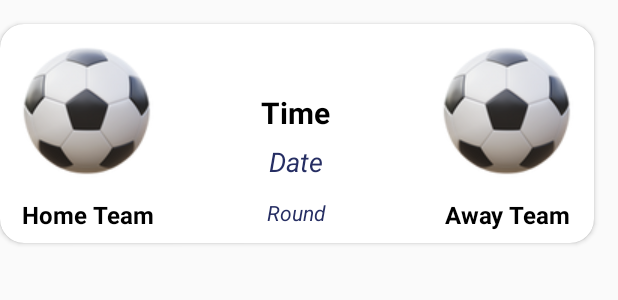
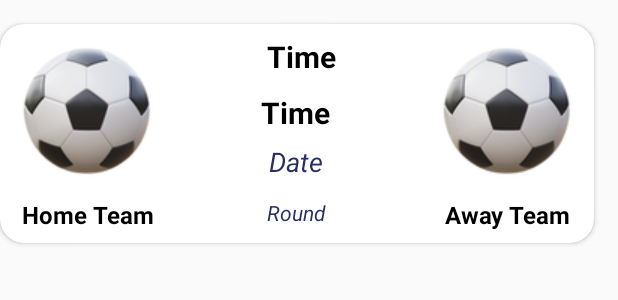
Before and after one commit to NguyenVanVuong613/LichThiDauBongDa, an Android app: the layout item_rcv_schedule.xml on its own in the app's theme, with its tools: preview values and no code run, on a phone screen of 412 x 824 dp. Shown: the top 300 px of the screen. Run offline under Robolectric (Android 15) with nearby library versions, the phone set to English and light mode, and no system bars.

Commit message:
fix Schedule

```diff
--- a/app/src/main/java/com/example/lichthidaubongda/fragment/schedule/repository/ScheduleRepository.java
+++ b/app/src/main/java/com/example/lichthidaubongda/fragment/schedule/repository/ScheduleRepository.java
@@ -1,5 +1,6 @@
 package com.example.lichthidaubongda.fragment.schedule.repository;
 
+import android.os.Build;
 import android.util.Log;
 
 import androidx.annotation.NonNull;
@@ -10,6 +11,7 @@ import com.example.lichthidaubongda.fragment.schedule.model.DataSchedules;
 import com.example.lichthidaubongda.fragment.schedule.model.Schedule;
 
 import java.util.ArrayList;
+import java.util.Comparator;
 import java.util.List;
 
 import retrofit2.Call;
@@ -45,6 +47,9 @@ public class ScheduleRepository {
                 DataSchedules dataSchedules = response.body();
                 if (dataSchedules != null){
                     schedules = dataSchedules.getDataIdSchedule().getIdSchedules().getSchedules();
+                    if (Build.VERSION.SDK_INT >= Build.VERSION_CODES.N) {
+                        schedules.sort(Comparator.comparing(Schedule::getDateTime).reversed());
+                    }
                     schedulesAllMatchesML.postValue(schedules);
                 }
             }
--- a/app/src/main/res/layout/item_rcv_schedule.xml
+++ b/app/src/main/res/layout/item_rcv_schedule.xml
@@ -38,6 +38,25 @@
             app:layout_constraintBottom_toBottomOf="parent"
             app:layout_constraintEnd_toEndOf="parent"
             app:layout_constraintTop_toTopOf="parent"
+            app:layout_constraintVertical_bias="0.0" />
+
+        <TextView
+            android:id="@+id/tv_event"
+            android:layout_width="174dp"
+            android:layout_height="26dp"
+            android:layout_centerHorizontal="true"
+            android:layout_toStartOf="@id/img_team_2"
+            android:layout_toEndOf="@id/img_team_1"
+            android:gravity="center"
+            android:text="@string/Time"
+            android:textColor="@color/black"
+            android:textSize="20sp"
+            android:textStyle="bold"
+            app:layout_constraintBottom_toBottomOf="@+id/img_team_1"
+            app:layout_constraintEnd_toStartOf="@+id/img_team_2"
+            app:layout_constraintHorizontal_bias="1.0"
+            app:layout_constraintStart_toEndOf="@+id/img_team_1"
+            app:layout_constraintTop_toTopOf="@+id/img_team_1"
             app:layout_constraintVertical_bias="0.0" />
 
         <TextView
```
Also changed, not shown: app/src/main/java/com/example/lichthidaubongda/fragment/schedule/adapter/ScheduleAdapter.java (+16 -0 lines).
